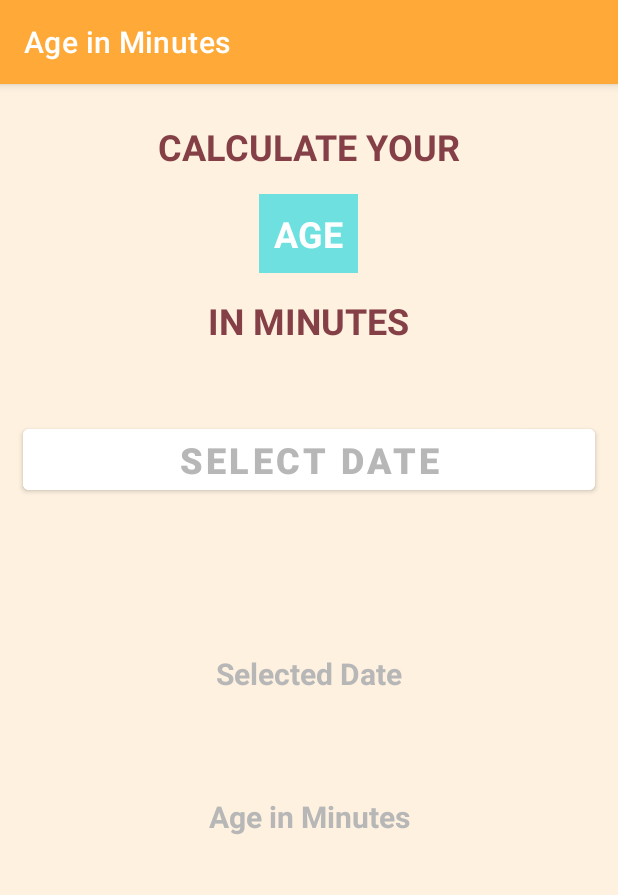
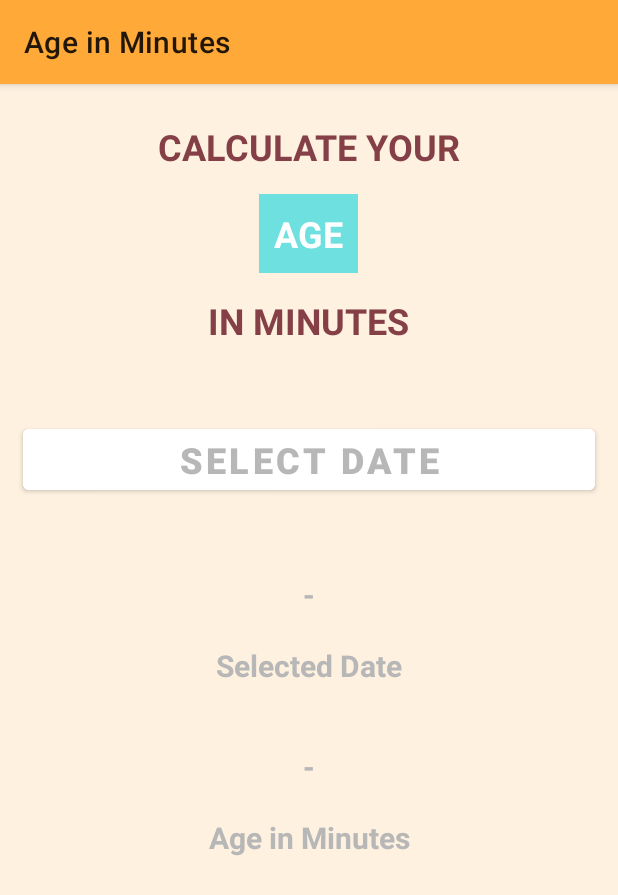
Before and after one commit to kiruba-r11/Age-in-Minutes-App, an Android app: the screen it shows after launch (MainActivity), on a phone screen of 412 x 824 dp. Shown: the top 895 px of the screen. Run offline under Robolectric (Android 15) with nearby library versions, the phone set to English and light mode, and no system bars.

Commit message:
App completely developed

```diff
--- a/app/build.gradle
+++ b/app/build.gradle
@@ -1,6 +1,7 @@
 plugins {
     id 'com.android.application'
     id 'kotlin-android'
+    id 'kotlin-android-extensions'
 }
 
 android {
--- a/app/src/main/res/layout/activity_main.xml
+++ b/app/src/main/res/layout/activity_main.xml
@@ -41,6 +41,7 @@
         android:textSize="24sp"/>
 
     <Button
+        android:id="@+id/selectDate"
         android:layout_width="match_parent"
         android:layout_height="wrap_content"
         android:backgroundTint="@color/ageTextColor"
@@ -53,10 +54,11 @@
         android:textColor="@color/lightGreyTextColor"/>
 
     <TextView
+        android:id="@+id/selectedDateTextView"
         android:layout_width="match_parent"
         android:layout_height="wrap_content"
         android:layout_marginTop="50dp"
-        android:text=""
+        android:text="-"
         android:textSize="20sp"
         android:textStyle="bold"
         android:gravity="center"
@@ -65,8 +67,19 @@
     <TextView
         android:layout_width="match_parent"
         android:layout_height="wrap_content"
-        android:layout_marginTop="25dp"
+        android:layout_marginTop="20dp"
         android:text="Selected Date"
+        android:textSize="20sp"
+        android:textStyle="bold"
+        android:gravity="center"
+        android:textColor="@color/lightGreyTextColor"/>
+
+    <TextView
+        android:id="@+id/resultant"
+        android:layout_width="match_parent"
+        android:layout_height="wrap_content"
+        android:layout_marginTop="40dp"
+        android:text="-"
         android:textSize="20sp"
         android:textStyle="bold"
         android:gravity="center"
@@ -75,17 +88,7 @@
     <TextView
         android:layout_width="match_parent"
         android:layout_height="wrap_content"
-        android:layout_marginTop="15dp"
-        android:text=""
-        android:textSize="20sp"
-        android:textStyle="bold"
-        android:gravity="center"
-        android:textColor="@color/lightGreyTextColor"/>
-
-    <TextView
-        android:layout_width="match_parent"
-        android:layout_height="wrap_content"
-        android:layout_marginTop="25dp"
+        android:layout_marginTop="20dp"
         android:text="Age in Minutes"
         android:textSize="20sp"
         android:textStyle="bold"
--- a/app/src/main/res/values/themes.xml
+++ b/app/src/main/res/values/themes.xml
@@ -1,6 +1,6 @@
 <resources xmlns:tools="http://schemas.android.com/tools">
     <!-- Base application theme. -->
-    <style name="Theme.AgeInMinutes" parent="Theme.MaterialComponents.DayNight.DarkActionBar">
+    <style name="Theme.AgeInMinutes" parent="Theme.MaterialComponents.Light">
         <!-- Primary brand color. -->
         <item name="colorPrimary">@color/colorPrimary</item>
         <item name="colorPrimaryVariant">@color/colorPrimaryDark</item>
```
Also changed, not shown: app/src/main/java/com/example/ageinminutes/MainActivity.kt (+41 -0 lines).
